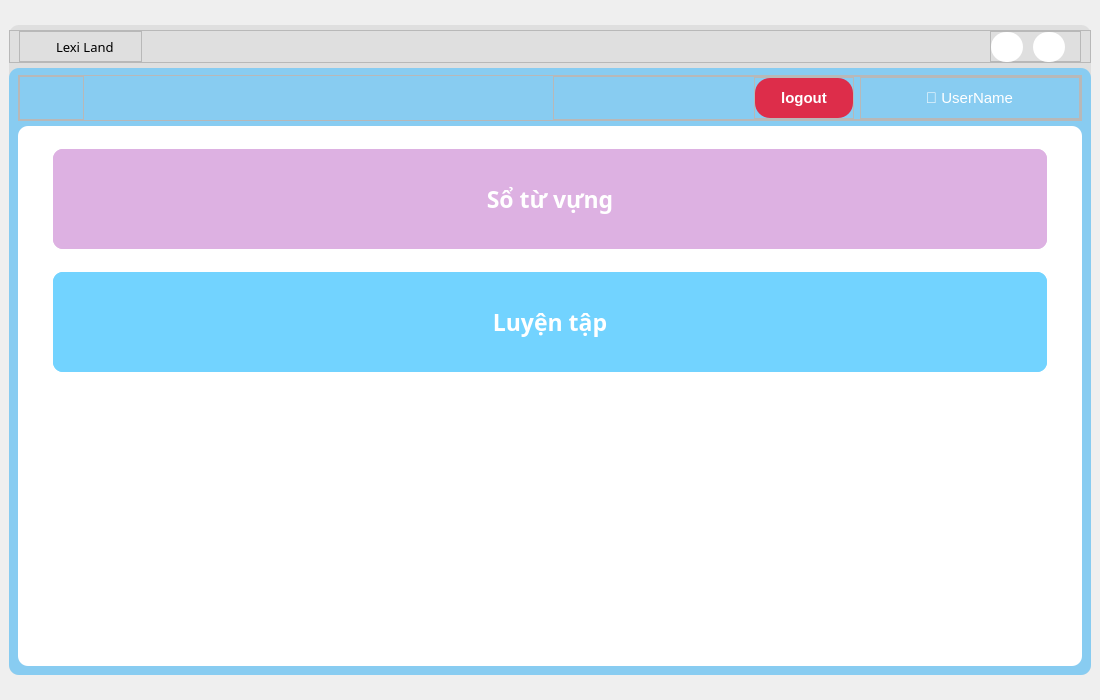
The window that UI/forms/main_screen.ui (yuukun123/LexiLand) describes before a commit, drawn with Qt 5.
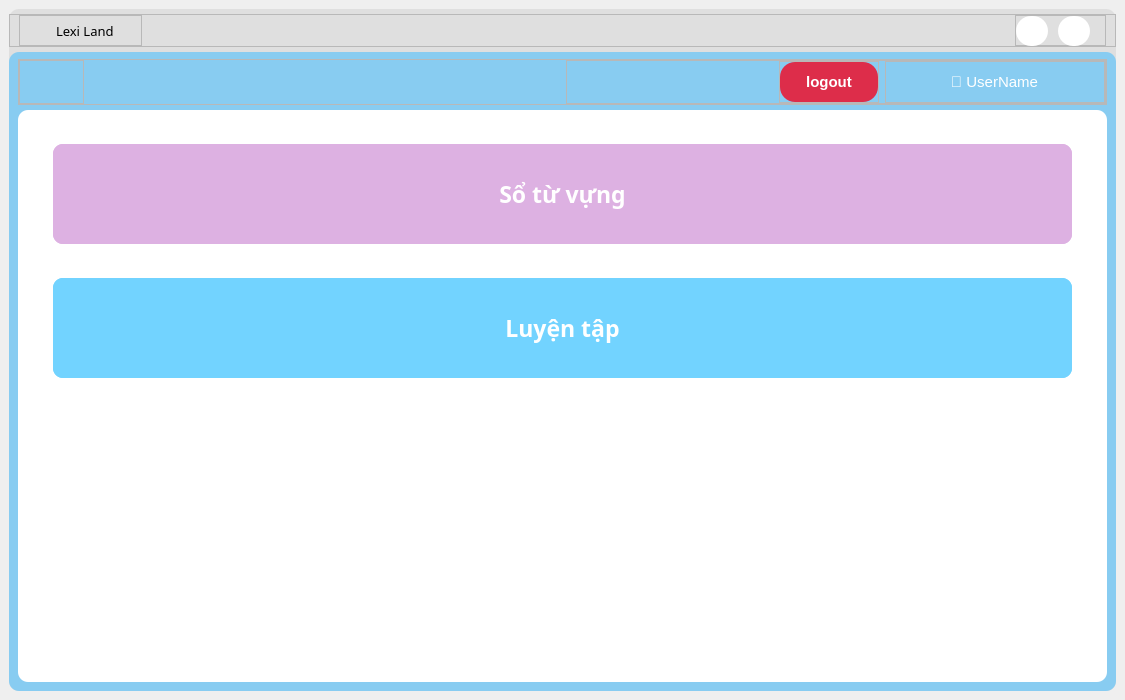
The same window after the commit. Icons and pictures are not drawn.

What changed in the file:
```diff
--- a/UI/forms/main_screen.ui
+++ b/UI/forms/main_screen.ui
@@ -6,7 +6,7 @@
    <rect>
     <x>0</x>
     <y>0</y>
-    <width>1100</width>
+    <width>1125</width>
     <height>700</height>
    </rect>
   </property>
@@ -19,8 +19,8 @@
      <widget class="QFrame" name="MainFrame">
       <property name="maximumSize">
        <size>
-        <width>1100</width>
-        <height>650</height>
+        <width>1125</width>
+        <height>700</height>
        </size>
       </property>
       <property name="styleSheet">
```
